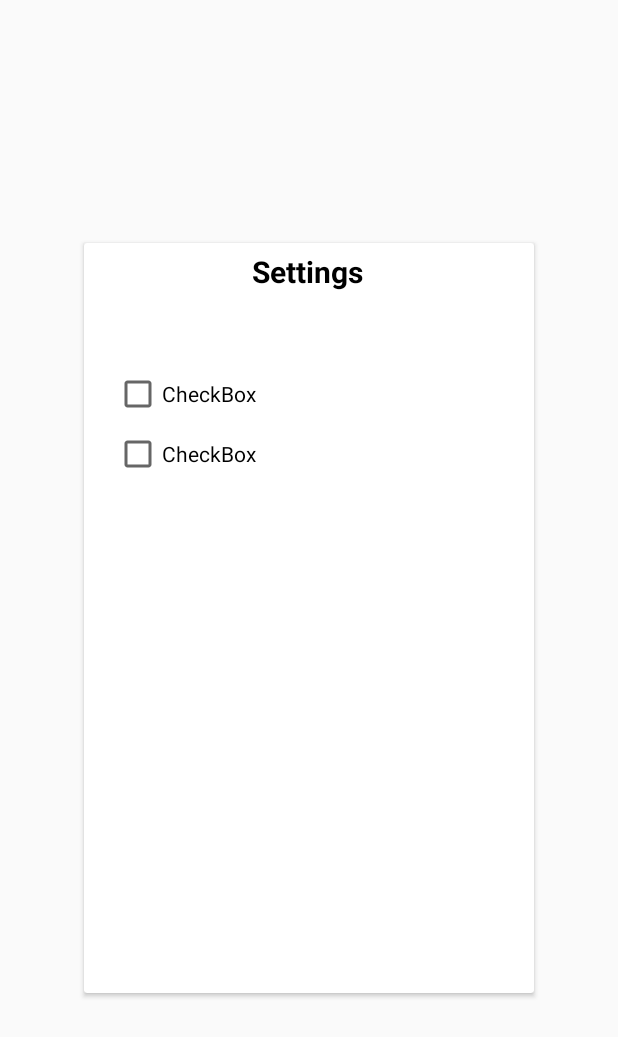
After one commit to Fajlix/and-I-OOPP, an Android app: the layout dialog_settings.xml on its own in the app's theme, with its tools: preview values and no code run, on a phone screen of 412 x 824 dp. The commit adds this screen. Shown: the top 1037 px of the screen. Run offline under Robolectric (Android 15) with nearby library versions, the phone set to English and light mode, and no system bars.

Commit message:
added Friends-Adapter, -Dialog, ViewModel (not done, should maybe be removed). Added friends and settings GUI

```diff
--- a/app/src/main/java/com/example/graymatter/View/FragmentChangeListener.java
+++ b/app/src/main/java/com/example/graymatter/View/FragmentChangeListener.java
@@ -3,6 +3,7 @@ package com.example.graymatter.View;
 public interface FragmentChangeListener {
     public void reactionTestClicked();
     public void friendsDialogClicked();
+    public void settingsDialogClicked();
     public void chimpTestClicked();
     public void visualGameClicked();
 }
--- /dev/null
+++ b/app/src/main/res/layout/dialog_settings.xml
@@ -0,0 +1,62 @@
+<?xml version="1.0" encoding="utf-8"?>
+<androidx.constraintlayout.widget.ConstraintLayout xmlns:android="http://schemas.android.com/apk/res/android"
+    xmlns:app="http://schemas.android.com/apk/res-auto"
+    xmlns:tools="http://schemas.android.com/tools"
+    android:id="@+id/backgrounLayout"
+    android:layout_width="match_parent"
+    android:layout_height="match_parent"
+    android:orientation="vertical">
+
+
+    <androidx.cardview.widget.CardView
+        android:layout_width="300dp"
+        android:layout_height="500dp"
+        app:layout_constraintBottom_toBottomOf="parent"
+        app:layout_constraintEnd_toEndOf="parent"
+        app:layout_constraintStart_toStartOf="parent"
+        app:layout_constraintTop_toTopOf="parent" >
+
+        <androidx.constraintlayout.widget.ConstraintLayout
+            android:layout_width="match_parent"
+            android:layout_height="match_parent">
+
+            <TextView
+                android:id="@+id/textView4"
+                android:layout_width="76dp"
+                android:layout_height="30dp"
+                android:layout_marginTop="5dp"
+                android:text="Settings"
+                android:textColor="#000"
+                android:textSize="20dp"
+                android:textStyle="bold"
+                app:layout_constraintEnd_toEndOf="parent"
+                app:layout_constraintStart_toStartOf="parent"
+                app:layout_constraintTop_toTopOf="parent" />
+
+            <CheckBox
+                android:id="@+id/checkBox"
+                android:layout_width="110dp"
+                android:layout_height="31dp"
+                android:layout_marginEnd="150dp"
+                android:layout_marginBottom="300dp"
+                android:text="CheckBox"
+                app:layout_constraintBottom_toBottomOf="parent"
+                app:layout_constraintEnd_toEndOf="parent"
+                app:layout_constraintStart_toStartOf="parent"
+                app:layout_constraintTop_toTopOf="parent" />
+
+            <CheckBox
+                android:id="@+id/checkBox3"
+                android:layout_width="110dp"
+                android:layout_height="31dp"
+                android:layout_marginEnd="150dp"
+                android:layout_marginBottom="220dp"
+                android:text="CheckBox"
+                app:layout_constraintBottom_toBottomOf="parent"
+                app:layout_constraintEnd_toEndOf="parent"
+                app:layout_constraintStart_toStartOf="parent"
+                app:layout_constraintTop_toTopOf="parent" />
+        </androidx.constraintlayout.widget.ConstraintLayout>
+
+    </androidx.cardview.widget.CardView>
+</androidx.constraintlayout.widget.ConstraintLayout>
```
Also changed, not shown: app/src/main/java/com/example/graymatter/View/Fragments/ProfileFragment.java (+33 -3 lines), app/src/main/java/com/example/graymatter/View/FriendsAdapter.java (added, +61 -0 lines), app/src/main/java/com/example/graymatter/View/FriendsDialog.java (added, +46 -0 lines), app/src/main/java/com/example/graymatter/View/MainActivity.java (+17 -3 lines), app/src/main/java/com/example/graymatter/ViewModel/ProfileViewModel.java (added, +37 -0 lines), app/src/main/res/layout/dialog_friends.xml (+7 -1 lines), app/src/main/res/layout/fragment_profile.xml (+2 -5 lines), app/src/main/res/layout/row_friend.xml (added, +40 -0 lines).
